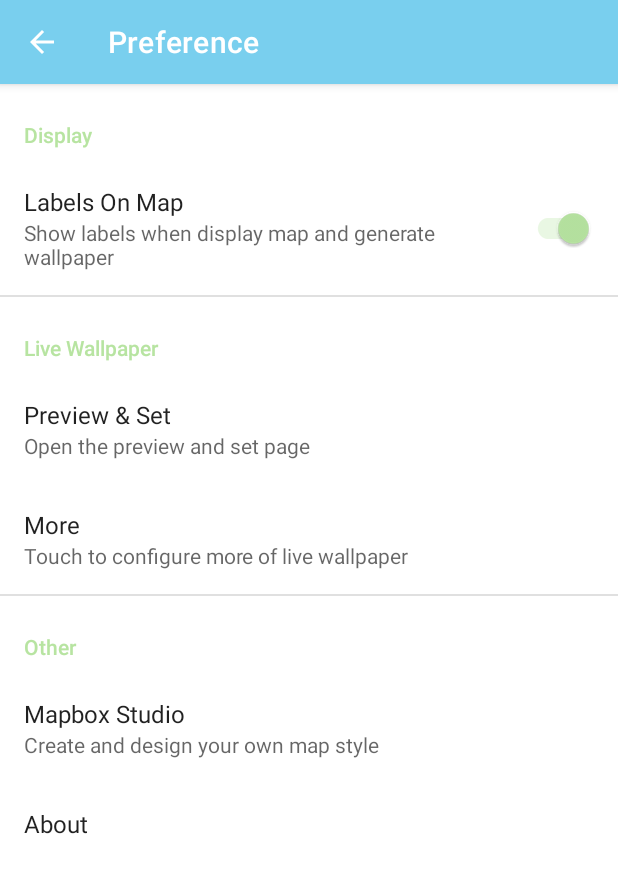
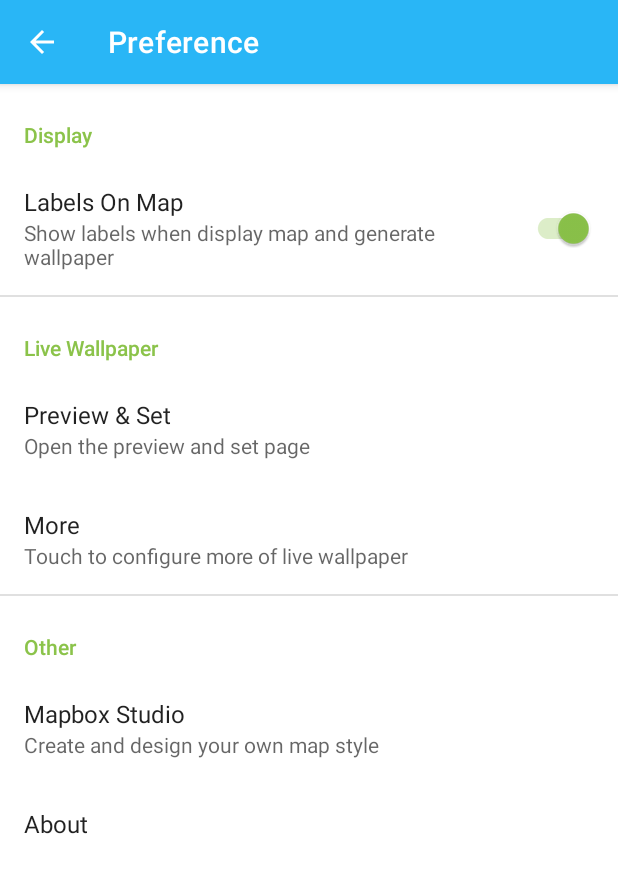
Before and after one commit to lucka-me/mapler-android, an Android app: the PreferenceActivity screen opened directly, with no data from a screen before it, on a phone screen of 412 x 824 dp. Shown: the top 873 px of the screen. Run offline under Robolectric (Android 15) with nearby library versions, the phone set to English and light mode, and no system bars; our stand-ins replace androidx.preference; libraries missing offline, so code that uses them is left out: org.jetbrains.anko.

Commit message:
Pre [0.1.10(1054)][READY] Change theme color and icon
Changed
- Theme colors and updated icon

```diff
--- a/mapler/src/main/res/drawable-v24/ic_launcher_foreground.xml
+++ b/mapler/src/main/res/drawable/ic_launcher_foreground.xml
@@ -6,7 +6,7 @@
     android:viewportHeight="108.45">
   <path
       android:pathData="M0,0V108H108V0ZM54,78A24,24 0,1 1,78 54,24 24,0 0,1 54,78Z"
-      android:fillColor="#439ebb"/>
+      android:fillColor="#0086c3"/>
   <path
       android:pathData="M75.12,42.59A24,24 0,0 1,42.59 75.12l33.33,33.33 32.53,-32.53Z">
     <aapt:attr name="android:fillColor">
--- a/mapler/src/main/res/values/colors.xml
+++ b/mapler/src/main/res/values/colors.xml
@@ -1,12 +1,9 @@
 <?xml version="1.0" encoding="utf-8"?>
 <resources>
-    <!--<color name="primary">#fda263</color>
-    <color name="primary_light">#ffd492</color>
-    <color name="primary_dark">#c67336</color>-->
-    <color name="primary">#79cfee</color>
-    <color name="primary_light">#adffff</color>
-    <color name="primary_dark">#439ebb</color>
-    <color name="secondary">#b7e4a1</color>
-    <color name="secondary_light">#eaffd3</color>
-    <color name="secondary_dark">#86b272</color>
+    <color name="primary">#29b6f6</color>
+    <color name="primary_light">#73e8ff</color>
+    <color name="primary_dark">#0086c3</color>
+    <color name="secondary">#8bc34a</color>
+    <color name="secondary_light">#bef67a</color>
+    <color name="secondary_dark">#5a9216</color>
 </resources>
```
Also changed, not shown: mapler/src/main/ic_launcher-web.png, mapler/src/main/res/mipmap-hdpi/ic_launcher.png, mapler/src/main/res/mipmap-hdpi/ic_launcher_round.png, mapler/src/main/res/mipmap-mdpi/ic_launcher.png, mapler/src/main/res/mipmap-mdpi/ic_launcher_round.png, mapler/src/main/res/mipmap-xhdpi/ic_launcher.png, mapler/src/main/res/mipmap-xhdpi/ic_launcher_round.png, mapler/src/main/res/mipmap-xxhdpi/ic_launcher.png, mapler/src/main/res/mipmap-xxhdpi/ic_launcher_round.png, mapler/src/main/res/mipmap-xxxhdpi/ic_launcher.png, mapler/src/main/res/mipmap-xxxhdpi/ic_launcher_round.png, 1 other file.
